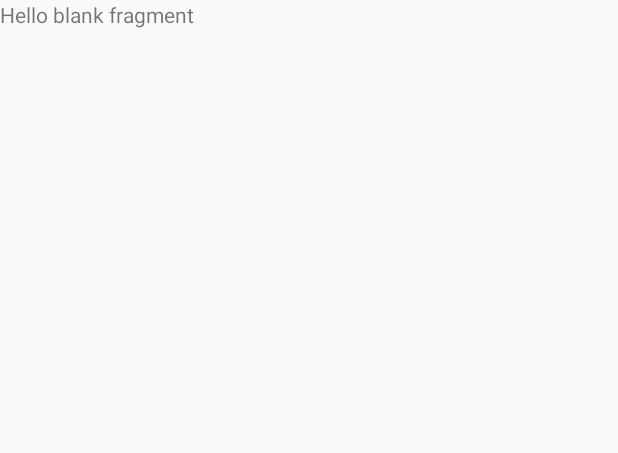
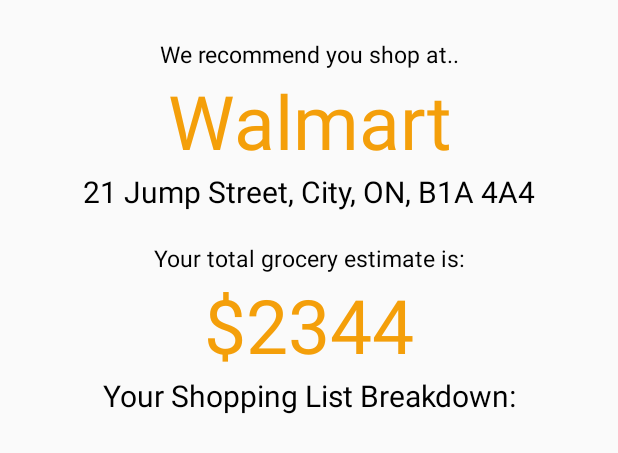
Before and after one commit to TheRealJessicaLi/GroceryGo, an Android app: the layout fragment_search_results.xml on its own in the app's theme, with its tools: preview values and no code run, on a phone screen of 412 x 824 dp. Shown: the top 453 px of the screen. Run offline under Robolectric (Android 15) with nearby library versions, the phone set to English and light mode, and no system bars.

Commit message:
edited UI on results screen

```diff
--- a/app/src/main/AndroidManifest.xml
+++ b/app/src/main/AndroidManifest.xml
@@ -22,8 +22,6 @@
         </activity>
         <activity android:name=".SelectGroceries.SelectGroceriesActivity">
         </activity>
-        <activity android:name=".SelectGroceries.SummaryListActivity">
-        </activity>
         <activity android:name=".SelectGroceries.ShoppingInstructionsActivity">
         </activity>
     </application>
--- a/app/src/main/java/go/grocery/grocerygo/Results/SearchResultsFragment.kt
+++ b/app/src/main/java/go/grocery/grocerygo/Results/SearchResultsFragment.kt
@@ -11,4 +11,11 @@ import android.view.ViewGroup
 import go.grocery.grocerygo.R
 
 class SearchResultsFragment : Fragment() {
+    override fun onCreateView(inflater: LayoutInflater, container: ViewGroup?, savedInstanceState: Bundle?): View? {
+        return inflater.inflate(R.layout.fragment_search_results, container, false)
+    }
+
+    override fun onViewCreated(view: View, savedInstanceState: Bundle?) {
+        super.onViewCreated(view, savedInstanceState)
+    }
 }
--- a/app/src/main/res/layout/fragment_search_results.xml
+++ b/app/src/main/res/layout/fragment_search_results.xml
@@ -1,14 +1,69 @@
 <?xml version="1.0" encoding="utf-8"?>
-<FrameLayout xmlns:android="http://schemas.android.com/apk/res/android"
-             xmlns:tools="http://schemas.android.com/tools"
-             android:layout_width="match_parent"
-             android:layout_height="match_parent"
-             tools:context=".Results.SearchResultsFragment">
+<LinearLayout xmlns:android="http://schemas.android.com/apk/res/android"
+              xmlns:tools="http://schemas.android.com/tools"
+              android:layout_width="match_parent"
+              android:layout_height="match_parent"
+              tools:context=".Results.SearchResultsFragment"
+              android:orientation="vertical">
 
-    <!-- TODO: Update blank fragment layout -->
     <TextView
             android:layout_width="match_parent"
-            android:layout_height="match_parent"
-            android:text="@string/hello_blank_fragment"/>
+            android:layout_height="wrap_content"
+            android:text="We recommend you shop at.."
+            android:textColor="@color/black"
+            android:gravity="center_horizontal"
+            android:textSize="15sp"
+            android:layout_marginTop="25dp"/>
 
-</FrameLayout>
+    <TextView
+            android:layout_width="match_parent"
+            android:layout_height="wrap_content"
+            android:text="Walmart"
+            android:textColor="@color/orange"
+            android:textSize="50sp"
+            android:gravity="center_horizontal"/>
+
+    <TextView
+            android:layout_width="match_parent"
+            android:layout_height="wrap_content"
+            android:text="21 Jump Street, City, ON, B1A 4A4"
+            android:gravity="center_horizontal"
+            android:textColor="@color/black"
+            android:textSize="20sp"/>
+
+    <TextView
+            android:layout_width="match_parent"
+            android:layout_height="wrap_content"
+            android:text="Your total grocery estimate is:"
+            android:textColor="@color/black"
+            android:gravity="center_horizontal"
+            android:textSize="15sp"
+            android:layout_marginTop="20dp"/>
+
+    <TextView
+            android:layout_width="match_parent"
+            android:layout_height="wrap_content"
+            android:text="$2344"
+            android:textColor="@color/orange"
+            android:textSize="50sp"
+            android:gravity="center_horizontal"
+            android:paddingLeft="25dp"
+            android:paddingRight="25dp"/>
+
+    <TextView
+            android:layout_width="match_parent"
+            android:layout_height="wrap_content"
+            android:text="Your Shopping List Breakdown:"
+            android:textColor="@color/black"
+            android:gravity="center_horizontal"
+            android:layout_marginBottom="10dp"
+            android:textSize="20sp"/>
+
+    <ListView
+            android:layout_width="match_parent"
+            android:layout_height="wrap_content"
+            android:layout_marginLeft="25dp"
+            android:layout_marginRight="25dp"
+            android:layout_marginBottom="10dp"/>
+
+</LinearLayout>
--- a/app/src/main/res/values/colors.xml
+++ b/app/src/main/res/values/colors.xml
@@ -4,4 +4,5 @@
     <color name="colorPrimaryDark">#00574B</color>
     <color name="colorAccent">#D81B60</color>
     <color name="black">#000000</color>
+    <color name="orange">#F49F0A</color>
 </resources>
```
